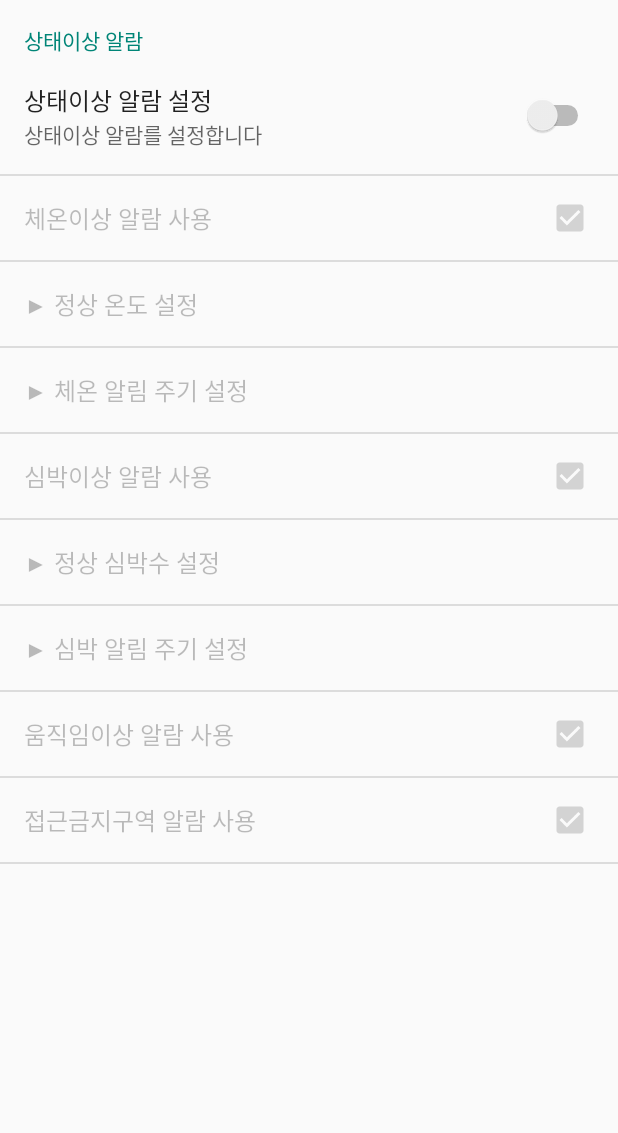
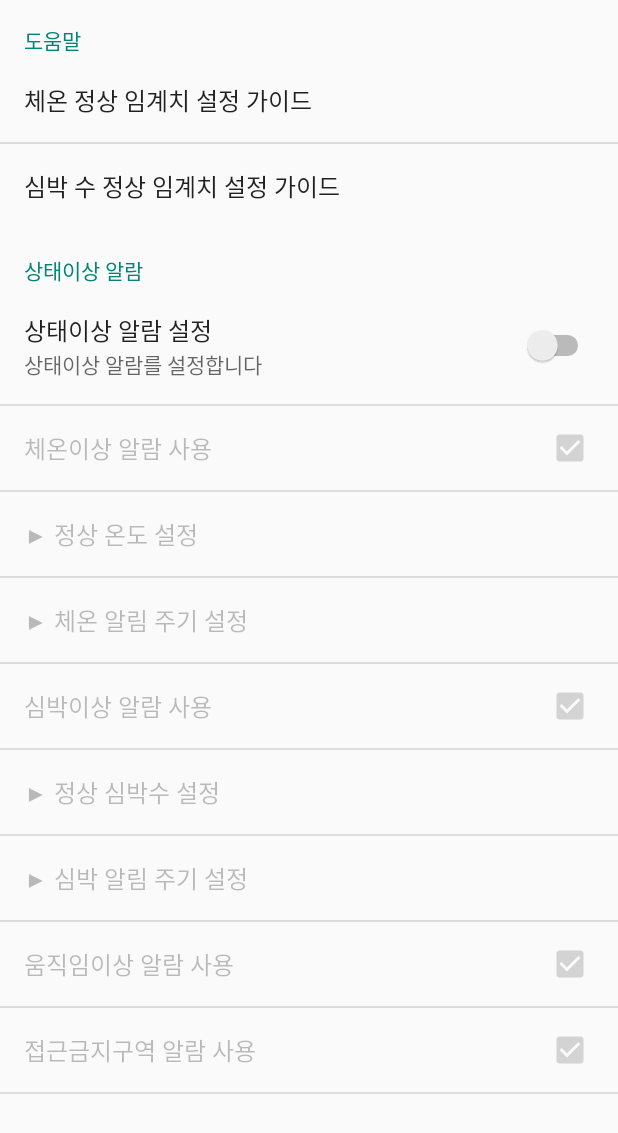
Before and after one commit to cesti0777/GG, an Android app: the Setting screen opened directly, with no data from a screen before it, on a phone screen of 412 x 824 dp. Shown: the top 1133 px of the screen. Run offline under Robolectric (Android 15) with nearby library versions, the light colour scheme and no system bars; Roboto replaces fonts that are not available here.

Commit message:
설정 가이드 완료

```diff
--- a/app/src/main/res/xml/pref.xml
+++ b/app/src/main/res/xml/pref.xml
@@ -1,11 +1,15 @@
 <?xml version="1.0" encoding="utf-8"?>
 <PreferenceScreen xmlns:android="http://schemas.android.com/apk/res/android">
-    <!--<PreferenceCategory android:title="도움말">-->
-        <!--<Preference-->
-            <!--android:key="help"-->
-            <!--android:title="설정 사용법"-->
-            <!--android:enabled="true"/>-->
-    <!--</PreferenceCategory>-->
+    <PreferenceCategory android:title="도움말">
+        <Preference
+            android:key="help_temp"
+            android:title="체온 정상 임계치 설정 가이드">
+        </Preference>
+        <Preference
+            android:key="help_heart"
+            android:title="심박 수 정상 임계치 설정 가이드">
+        </Preference>
+    </PreferenceCategory>
     <PreferenceCategory android:title="상태이상 알람">
         <SwitchPreference
             android:defaultValue="false"
```
Also changed, not shown: app/src/main/java/org/androidtown/actionbar/Help.java (deleted, +0 -13 lines), app/src/main/java/org/androidtown/actionbar/Setting.java (+42 -20 lines), app/src/main/res/layout/help_layout.xml (deleted, +0 -18 lines), 314 other files.
